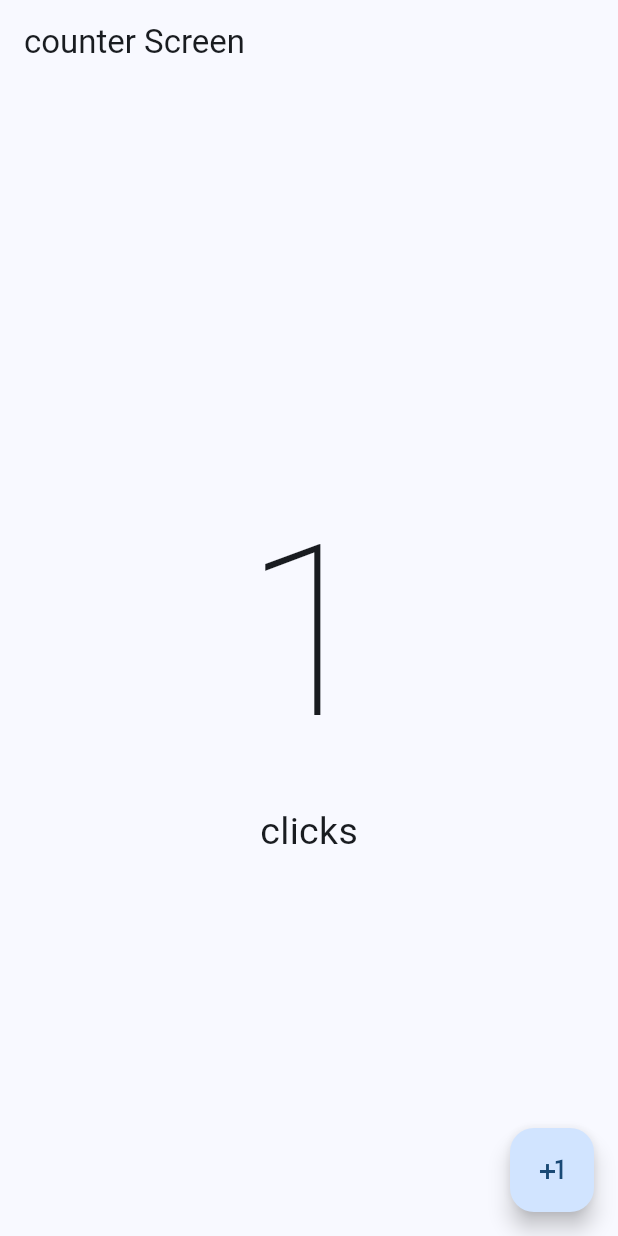
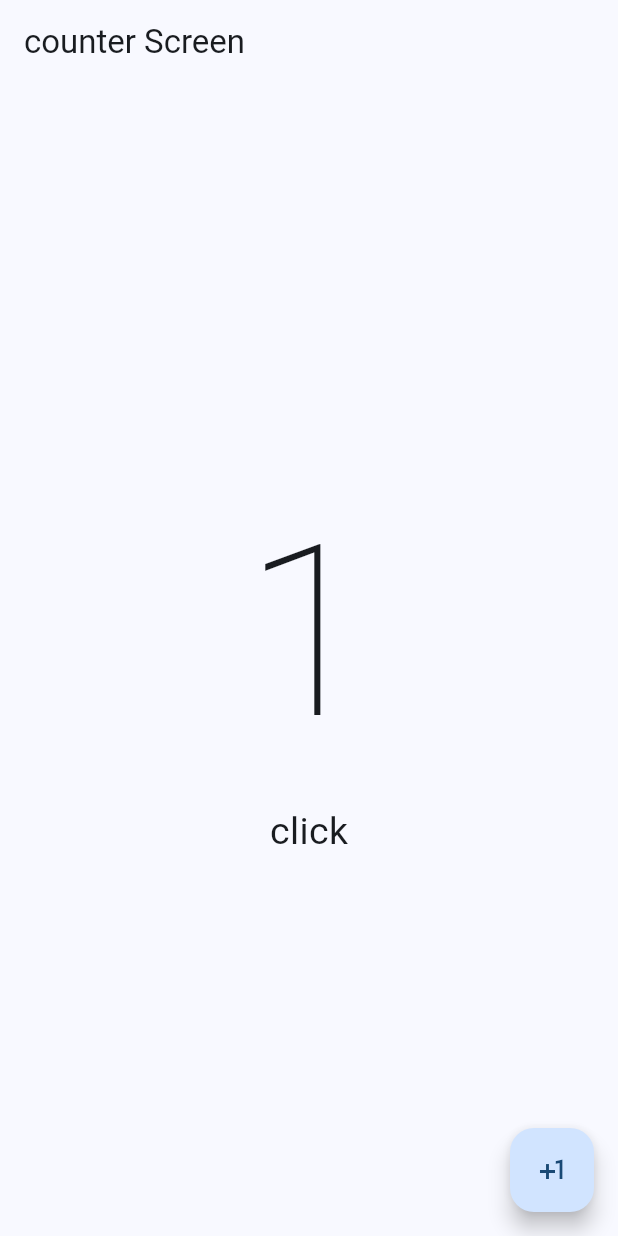
Before and after one commit to miusarname2/FLUTTER_hello_world_app, a Flutter app: the screen it shows after launch, after a tap on the "plus one" icon, on a phone screen of 412 x 824 dp. Run offline on Flutter 3.47's test engine with Material 2 defaults, Android fonts, the phone set to English and light mode, and no system bars.

Commit message:
feat: :sparkles: Se completo el reto de click(s)
Se completo el reto de click(s) con operadores ternarios

```diff
--- a/lib/presentation/screens/counter/counter_screen.dart
+++ b/lib/presentation/screens/counter/counter_screen.dart
@@ -22,7 +22,7 @@ class _CounterScreenState extends State<CounterScreen> {
             mainAxisAlignment: MainAxisAlignment.center,
             children: [
               Text('$counter',style: const TextStyle( fontSize: 160,fontWeight: FontWeight.w100 ),),
-              const Text('clicks',style: TextStyle( fontSize: 25 ),)
+              Text('click${counter == 1 ? '': 's'}',style: const TextStyle( fontSize: 25 ),)
             ],
           )
         ),
```
